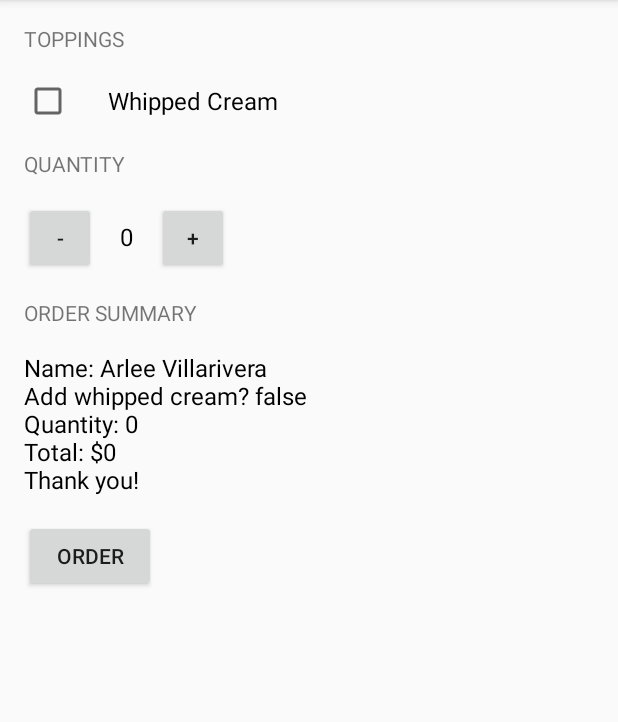
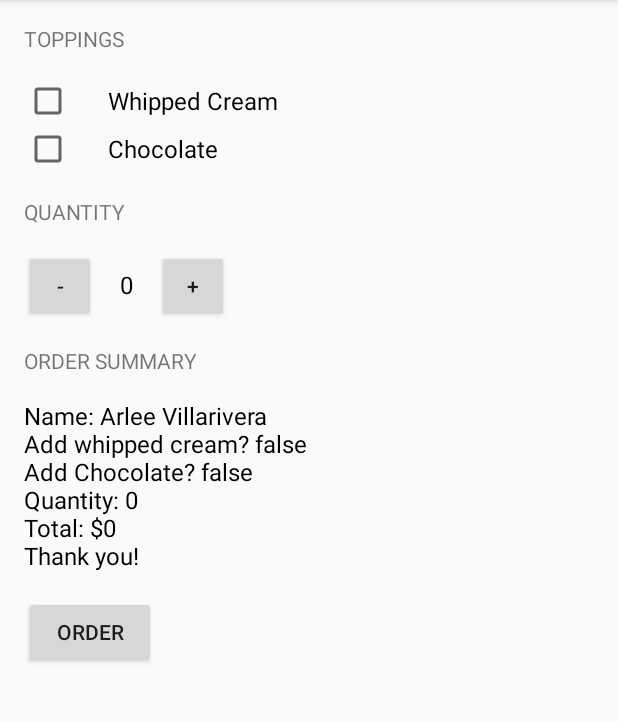
Before and after one commit to BobTheBuilder163/JustJava, an Android app: the screen it shows after launch (MainActivity), after a tap on "ORDER", on a phone screen of 412 x 824 dp, the part 84-806 px from its top. Run offline under Robolectric (Android 15) with nearby library versions, the phone set to English and light mode, and no system bars.

Commit message:
Added Chocolate option

```diff
--- a/app/src/main/java/com/example/justjava/MainActivity.java
+++ b/app/src/main/java/com/example/justjava/MainActivity.java
@@ -25,9 +25,13 @@ public class MainActivity extends AppCompatActivity {
      */
     public void submitOrder(View view) {
         int price = calculatePrice();
+
         CheckBox whippedCream = findViewById(R.id.whipped_cream_checkbox);
-        Boolean hasWhippedCream = whippedCream.isChecked();
-        displayMessage(createOrderSummary("Arlee Villarivera", price, hasWhippedCream));
+        boolean hasWhippedCream = whippedCream.isChecked();
+
+        CheckBox chocolate = findViewById(R.id.chocolate_checkbox);
+        boolean hasChocolate = chocolate.isChecked();
+        displayMessage(createOrderSummary("Arlee Villarivera", price, hasWhippedCream, hasChocolate));
     }
 
     /**
@@ -44,9 +48,10 @@ public class MainActivity extends AppCompatActivity {
      * @param total total price
      * @return Order summary
      */
-    private String createOrderSummary(String name, int total, Boolean hasToppings) {
+    private String createOrderSummary(String name, int total, boolean hasToppings, boolean hasChocolate) {
         String message = "Name: " + name;
                 message += "\nAdd whipped cream? " + hasToppings;
+                message += "\nAdd Chocolate? " + hasChocolate;
                 message += "\nQuantity: " + quantity;
                 message += "\nTotal: $" + total;
                 message += "\nThank you!";
--- a/app/src/main/res/layout/activity_main.xml
+++ b/app/src/main/res/layout/activity_main.xml
@@ -25,6 +25,15 @@
         android:text="@string/whipped_cream"
         android:paddingLeft="24dp"
         android:layout_marginLeft="16dp"
+        android:textSize="16sp" />
+
+    <CheckBox
+        android:id="@+id/chocolate_checkbox"
+        android:layout_width="wrap_content"
+        android:layout_height="wrap_content"
+        android:paddingLeft="24dp"
+        android:layout_marginLeft="16dp"
+        android:text="Chocolate"
         android:textSize="16sp" />
 
     <TextView
```
